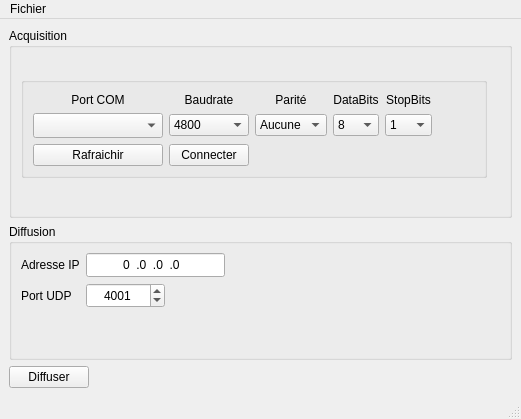
Qt form mainwindow.ui (MaximeGeay/SerialToUDP) before a commit.
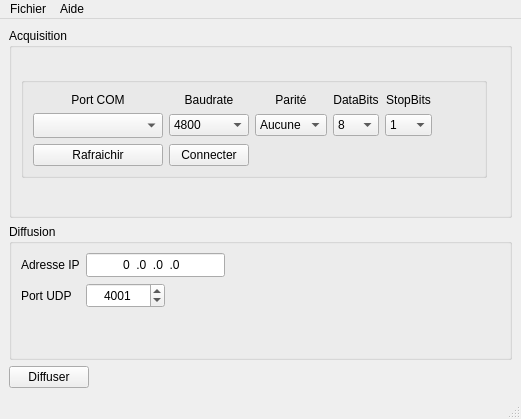
The same form after that commit. Icons and pictures are not drawn.

Commit message: SerialToUDP 0.2 -Ajour de l'A propos

What changed in the file:
```diff
--- a/mainwindow.ui
+++ b/mainwindow.ui
@@ -454,7 +454,14 @@
     </property>
     <addaction name="actionQuitter"/>
    </widget>
+   <widget class="QMenu" name="menuAide">
+    <property name="title">
+     <string>Aide</string>
+    </property>
+    <addaction name="actionApropos"/>
+   </widget>
    <addaction name="menuFichier"/>
+   <addaction name="menuAide"/>
   </widget>
   <widget class="QStatusBar" name="statusbar"/>
   <action name="actionQuitter">
```
Left out of the diff: 5 changed lines with no effect on the pictures. The commit also changes 2 other files.
